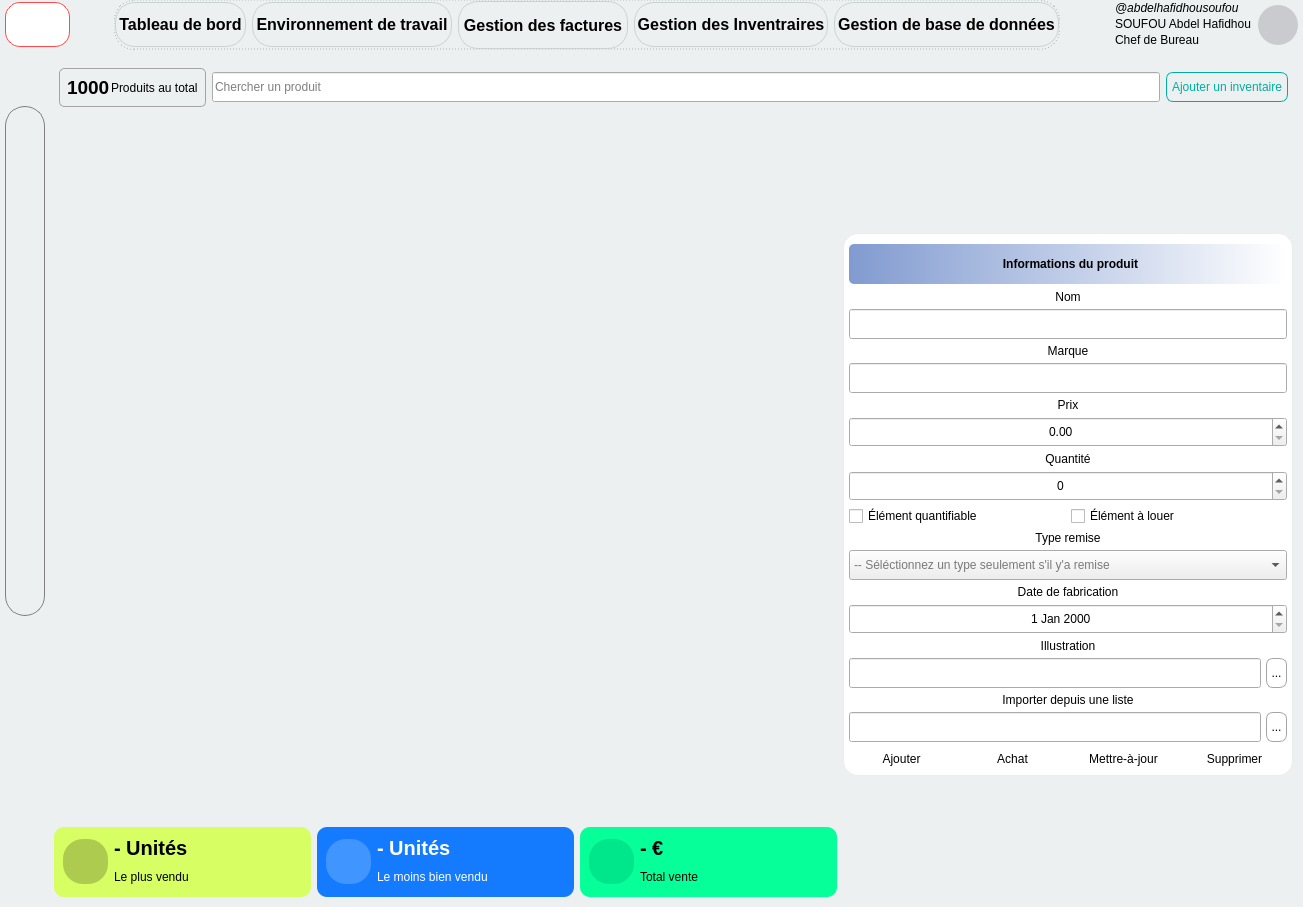
This is forms/dialog.ui in SAbdelH/DevisCreator_premium as Qt 5 draws it before an edit. The edited form follows.
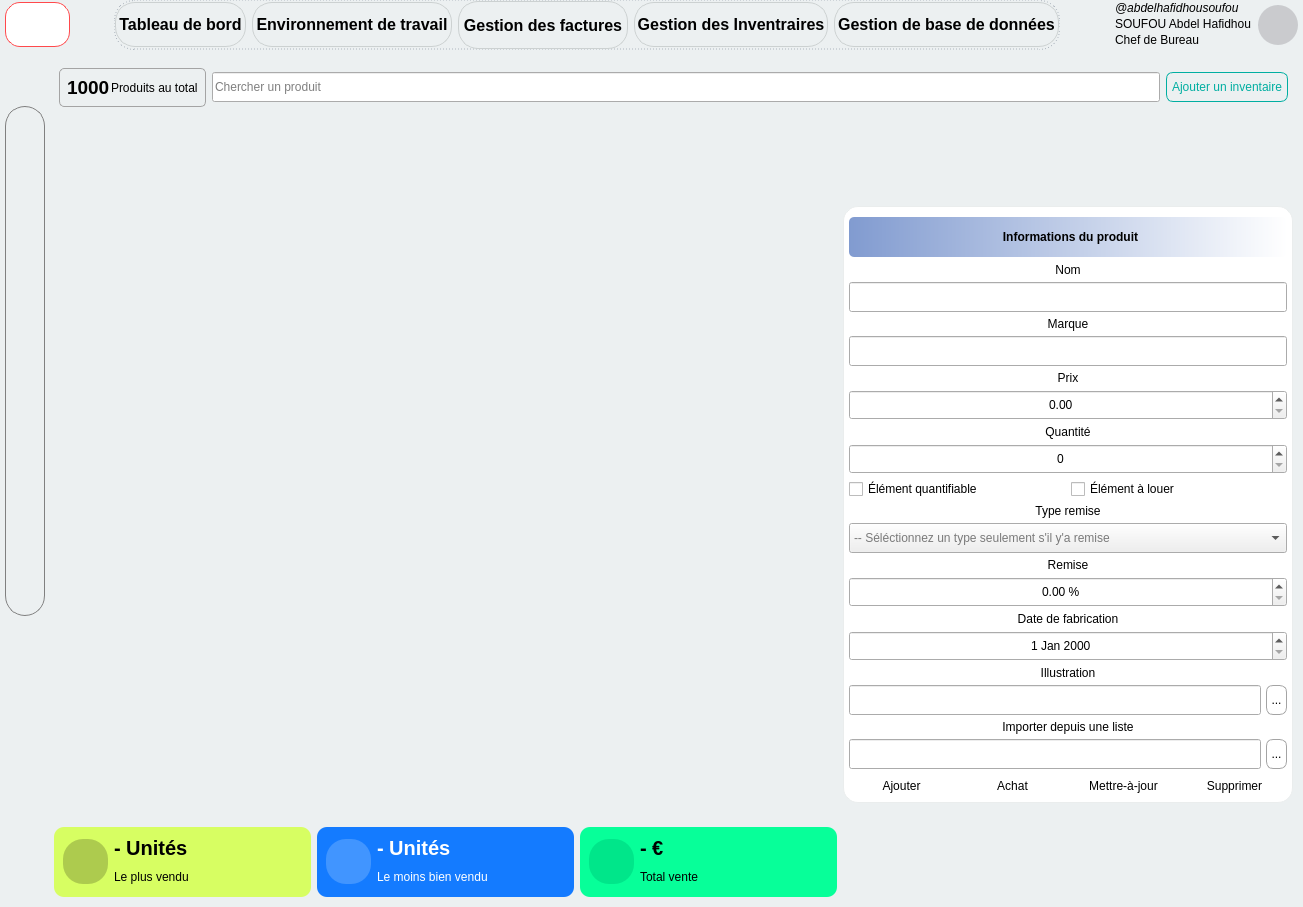
This is the edited form. The open tabs and pages were chosen to show the change. Icons and pictures are not drawn.

```diff
--- a/forms/dialog.ui
+++ b/forms/dialog.ui
@@ -6992,6 +6992,9 @@
                <property name="alignment">
                 <set>Qt::AlignmentFlag::AlignCenter</set>
                </property>
+               <property name="maximum">
+                <double>9999999999999999583119736832.000000000000000</double>
+               </property>
               </widget>
              </item>
              <item>
@@ -7015,6 +7018,9 @@
                <property name="alignment">
                 <set>Qt::AlignmentFlag::AlignCenter</set>
                </property>
+               <property name="maximum">
+                <number>999999999</number>
+               </property>
               </widget>
              </item>
              <item>
@@ -7076,6 +7082,38 @@
                </item>
               </widget>
              </item>
+             <item>
+              <widget class="QLabel" name="_l_inventory_remise">
+               <property name="text">
+                <string>Remise</string>
+               </property>
+               <property name="alignment">
+                <set>Qt::AlignmentFlag::AlignCenter</set>
+               </property>
+              </widget>
+             </item>
+             <item>
+              <widget class="QDoubleSpinBox" name="_ds_inventory_remise">
+               <property name="minimumSize">
+                <size>
+                 <width>0</width>
+                 <height>30</height>
+                </size>
+               </property>
+               <property name="alignment">
+                <set>Qt::AlignmentFlag::AlignCenter</set>
+               </property>
+               <property name="prefix">
+                <string/>
+               </property>
+               <property name="suffix">
+                <string> %</string>
+               </property>
+               <property name="maximum">
+                <double>1000000000000000044885712678075916785549312.000000000000000</double>
+               </property>
+              </widget>
+             </item>
              <item>
               <widget class="QLabel" name="_l_inventory_date_fabric">
                <property name="text">
```
Left out of the diff: 3 changed lines with no effect on the pictures.
